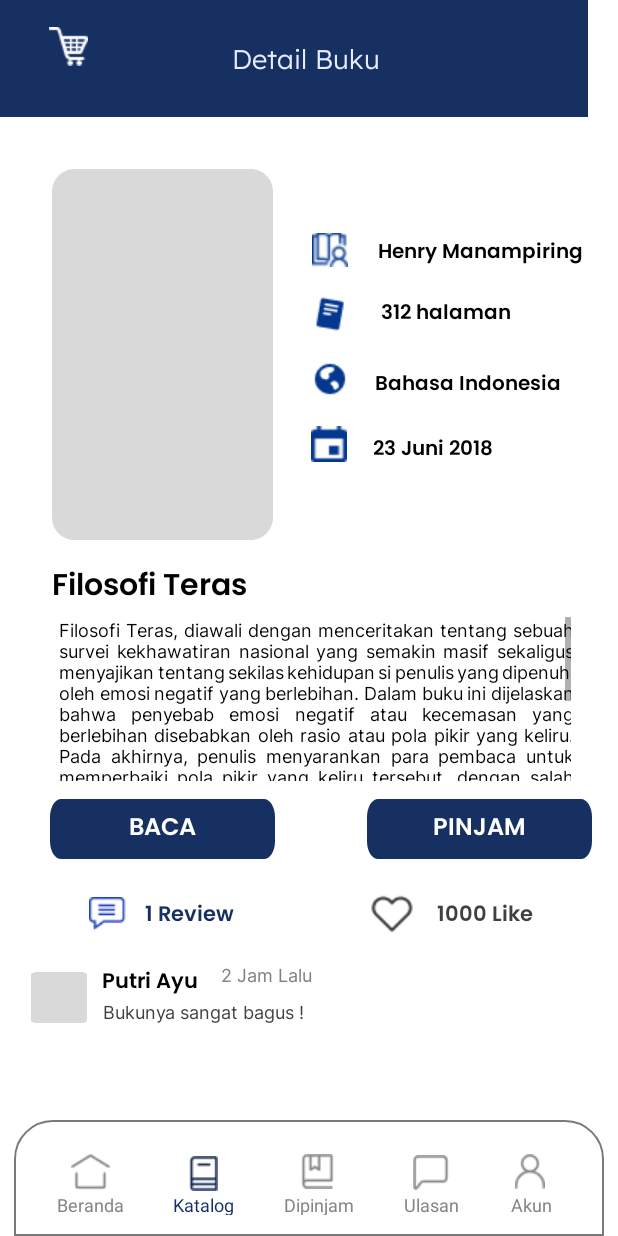
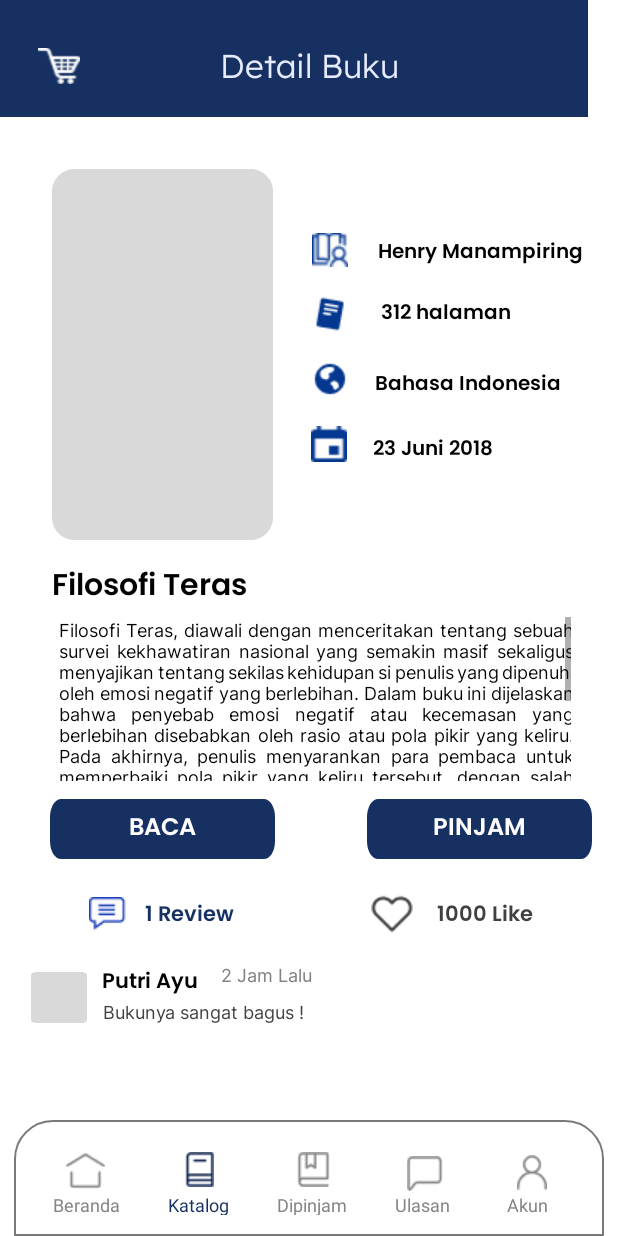
Before and after one commit to Zedra19/Online_Library, an Android app: the DetailBukuActivity screen opened directly, with no data from a screen before it, on a phone screen of 412 x 824 dp. Run offline under Robolectric (Android 15) with nearby library versions, the phone set to English and light mode, and no system bars; our stand-ins replace Firebase (no records; nobody signed in at launch, a user with empty details on screens opened directly).

Commit message:
benerin header, taskbar, logo cart

```diff
--- a/app/src/main/res/layout/detailbuku.xml
+++ b/app/src/main/res/layout/detailbuku.xml
@@ -279,33 +279,35 @@
 
     <TextView
         android:id="@+id/detail_buku"
-        android:layout_width="103dp"
-        android:layout_height="25dp"
+        android:layout_width="wrap_content"
+        android:layout_height="wrap_content"
         android:layout_alignParentLeft="true"
         android:layout_alignParentTop="true"
+        android:layout_marginTop="28dp"
         android:gravity="left|top"
-        android:text="@string/detail_buku"
+        android:text="Detail Buku"
         android:textAppearance="@style/lexend"
         android:textColor="#E7EBFE"
-        android:textSize="18sp"
-        app:layout_constraintBottom_toBottomOf="parent"
+        android:textSize="22sp"
         app:layout_constraintEnd_toEndOf="parent"
-        app:layout_constraintStart_toStartOf="@+id/rectangle_1"
-        app:layout_constraintTop_toTopOf="parent"
-        app:layout_constraintVertical_bias="0.033" />
+        app:layout_constraintHorizontal_bias="0.5"
+        app:layout_constraintStart_toStartOf="parent"
+        app:layout_constraintTop_toTopOf="parent" />
 
-    <ImageView
-        android:id="@+id/imageView5"
-        android:layout_width="26dp"
-        android:layout_height="26dp"
-        android:layout_marginBottom="34dp"
-        app:layout_constraintBottom_toBottomOf="@+id/rectangle_1"
-        app:layout_constraintEnd_toEndOf="parent"
-        app:layout_constraintHorizontal_bias="0.084"
-        app:layout_constraintStart_toStartOf="@+id/rectangle_1"
-        app:layout_constraintTop_toTopOf="parent"
-        app:layout_constraintVertical_bias="1.0"
-        app:srcCompat="@drawable/icon_cart" />
+    <ImageButton
+        android:id="@+id/carticon"
+        android:layout_width="28dp"
+        android:layout_height="24dp"
+        android:layout_centerHorizontal="true"
+        android:layout_centerVertical="true"
+        android:layout_marginStart="25dp"
+        android:layout_marginTop="32dp"
+        android:layout_marginEnd="344dp"
+        android:background="@drawable/icon_cart"
+        app:layout_constraintEnd_toEndOf="@+id/rectangle_1"
+        app:layout_constraintHorizontal_bias="0.0"
+        app:layout_constraintStart_toStartOf="parent"
+        app:layout_constraintTop_toTopOf="parent" />
 
     <TextView
         android:id="@+id/review"
@@ -364,74 +366,76 @@
 
     <ImageButton
         android:id="@+id/imageHome"
-        android:layout_width="32dp"
-        android:layout_height="40dp"
+        android:layout_width="wrap_content"
+        android:layout_height="wrap_content"
         android:layout_marginStart="44dp"
         android:layout_marginTop="23dp"
         android:layout_marginBottom="2dp"
+        android:background="@android:color/transparent"
         app:layout_constraintBottom_toTopOf="@+id/hometext"
         app:layout_constraintStart_toStartOf="parent"
         app:layout_constraintTop_toTopOf="@+id/taskbar"
-        app:srcCompat="@drawable/home_not"
-        android:background="@android:color/transparent"/>
+        app:layout_constraintVertical_bias="1.0"
+        app:srcCompat="@drawable/home_not" />
 
     <ImageButton
         android:id="@+id/imageKatalog"
-        android:layout_width="32dp"
-        android:layout_height="40dp"
-        android:layout_marginStart="43dp"
+        android:layout_width="wrap_content"
+        android:layout_height="wrap_content"
+        android:layout_marginStart="53dp"
         android:layout_marginTop="25dp"
         android:layout_marginBottom="3dp"
+        android:background="@android:color/transparent"
         app:layout_constraintBottom_toTopOf="@+id/katalogtext"
         app:layout_constraintStart_toEndOf="@+id/imageHome"
         app:layout_constraintTop_toTopOf="@+id/taskbar"
-        app:srcCompat="@drawable/book_selected"
-        android:background="@android:color/transparent"/>
+        app:layout_constraintVertical_bias="1.0"
+        app:srcCompat="@drawable/book_selected" />
 
     <ImageButton
         android:id="@+id/imageDipinjam"
-        android:layout_width="32dp"
-        android:layout_height="40dp"
-        android:layout_marginStart="44dp"
+        android:layout_width="wrap_content"
+        android:layout_height="wrap_content"
+        android:layout_marginStart="55dp"
         android:layout_marginTop="23dp"
         android:layout_marginBottom="3dp"
+        android:background="@android:color/transparent"
         app:layout_constraintBottom_toTopOf="@+id/dipinjamtext"
         app:layout_constraintStart_toEndOf="@+id/imageKatalog"
         app:layout_constraintTop_toTopOf="@+id/taskbar"
-        app:srcCompat="@drawable/icon_bookmark"
-        android:background="@android:color/transparent"/>
+        app:layout_constraintVertical_bias="1.0"
+        app:srcCompat="@drawable/icon_bookmark" />
 
     <ImageButton
         android:id="@+id/imageReview"
-        android:layout_width="32dp"
-        android:layout_height="40dp"
-        android:layout_marginStart="44dp"
+        android:layout_width="wrap_content"
+        android:layout_height="wrap_content"
+        android:layout_marginStart="51dp"
         android:layout_marginTop="23dp"
+        android:background="@android:color/transparent"
         app:layout_constraintBottom_toTopOf="@+id/reviewtext"
         app:layout_constraintStart_toEndOf="@+id/imageDipinjam"
         app:layout_constraintTop_toTopOf="@+id/taskbar"
-        app:layout_constraintVertical_bias="0.6"
-        app:srcCompat="@drawable/icon_message"
-        android:background="@android:color/transparent"/>
+        app:srcCompat="@drawable/icon_message" />
 
     <ImageButton
         android:id="@+id/imageAccount"
-        android:layout_width="32dp"
-        android:layout_height="40dp"
-        android:layout_marginStart="34dp"
-        android:layout_marginTop="23dp"
+        android:layout_width="27dp"
+        android:layout_height="31dp"
+        android:layout_marginStart="45dp"
+        android:layout_marginTop="25dp"
         android:layout_marginBottom="3dp"
+        android:background="@android:color/transparent"
         app:layout_constraintBottom_toTopOf="@+id/accounttext"
         app:layout_constraintStart_toEndOf="@+id/imageReview"
         app:layout_constraintTop_toTopOf="@+id/taskbar"
-        app:srcCompat="@drawable/icon_user"
-        android:background="@android:color/transparent"/>
+        app:srcCompat="@drawable/icon_user" />
 
     <TextView
         android:id="@+id/hometext"
-        android:layout_width="45dp"
+        android:layout_width="wrap_content"
         android:layout_height="15dp"
-        android:layout_marginStart="38dp"
+        android:layout_marginStart="35dp"
         android:layout_marginBottom="14dp"
         android:gravity="top"
         android:text="@string/home"
@@ -441,7 +445,7 @@
 
     <TextView
         android:id="@+id/katalogtext"
-        android:layout_width="42dp"
+        android:layout_width="wrap_content"
         android:layout_height="15dp"
         android:layout_marginStart="32dp"
         android:layout_marginBottom="14dp"
@@ -453,7 +457,7 @@
 
     <TextView
         android:id="@+id/dipinjamtext"
-        android:layout_width="48dp"
+        android:layout_width="wrap_content"
         android:layout_height="15dp"
         android:layout_marginStart="32dp"
         android:layout_marginBottom="14dp"
@@ -465,7 +469,7 @@
 
     <TextView
         android:id="@+id/reviewtext"
-        android:layout_width="39dp"
+        android:layout_width="wrap_content"
         android:layout_height="15dp"
         android:layout_marginStart="32dp"
         android:layout_marginBottom="14dp"
@@ -477,9 +481,9 @@
 
     <TextView
         android:id="@+id/accounttext"
-        android:layout_width="28dp"
+        android:layout_width="wrap_content"
         android:layout_height="15dp"
-        android:layout_marginStart="32dp"
+        android:layout_marginStart="38dp"
         android:layout_marginBottom="14dp"
         android:gravity="top"
         android:text="@string/akun"
```
Also changed, not shown: app/src/main/res/layout/account.xml (+39 -36 lines), app/src/main/res/layout/beranda.xml (+26 -22 lines), app/src/main/res/layout/dipinjam.xml (+48 -43 lines), app/src/main/res/layout/katalog.xml (+38 -31 lines), app/src/main/res/layout/livechat.xml (+9 -7 lines), app/src/main/res/layout/review.xml (+37 -30 lines).
